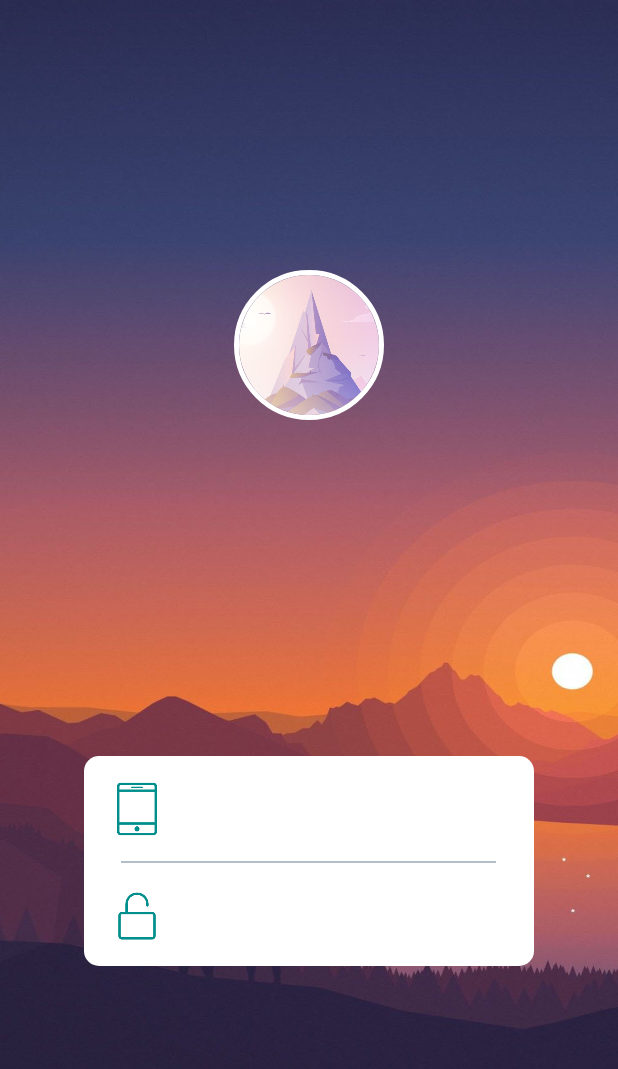
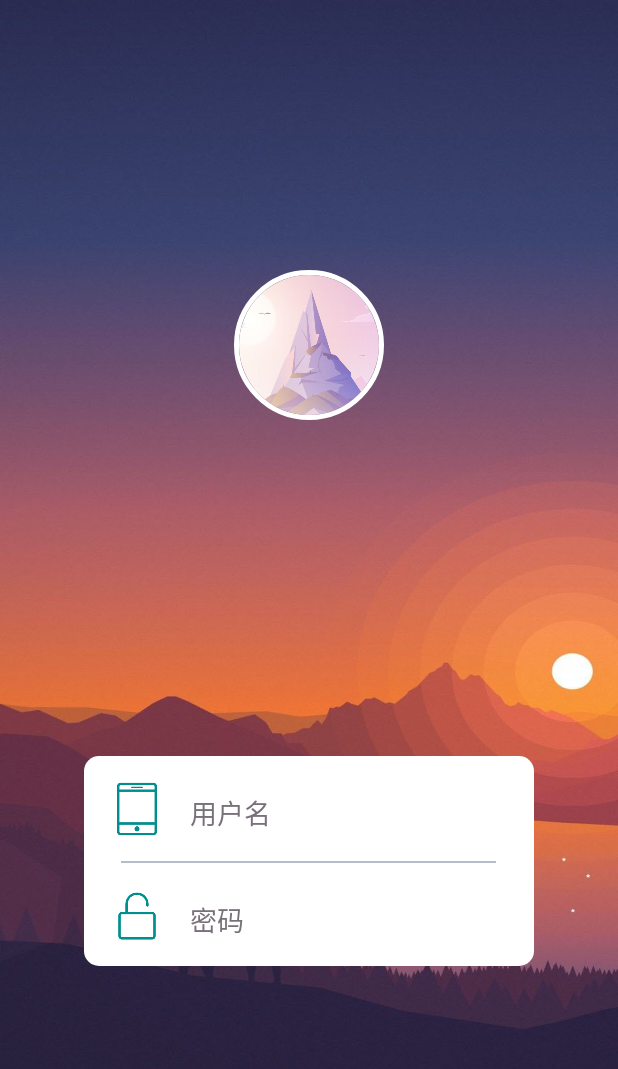
Before and after one commit to char65535/ZhiShang, an Android app: the screen it shows after launch (LoginPage), on a phone screen of 412 x 824 dp. Shown: the top 1069 px of the screen. Run offline under Robolectric (Android 15) with nearby library versions, the phone set to English and light mode, and no system bars; our stand-ins replace CircleImageView; 1 statement that could not run was skipped.

Commit message:
优化用户名和密码控件

```diff
--- a/app/src/main/res/layout/activity_login_page.xml
+++ b/app/src/main/res/layout/activity_login_page.xml
@@ -42,15 +42,11 @@
 
             <EditText
                 android:id="@+id/username"
-                android:layout_width="match_parent"
-                android:layout_height="40dp"
                 android:layout_marginVertical="15dp"
-                android:layout_marginRight="20dp"
-                android:ems="10"
-                android:hint="用户名"
-                android:inputType="textPersonName"
+                android:hint="@string/username"
                 android:background="@null"
-                android:textColor="#B4BEC9" />
+                style="@style/editTextStyle"
+                android:inputType="textPersonName" />
         </LinearLayout>
 
         <View
@@ -73,18 +69,13 @@
 
             <EditText
                 android:id="@+id/pwd"
-                android:layout_width="match_parent"
-                android:layout_height="40dp"
                 android:layout_marginVertical="15dp"
-                android:layout_marginRight="20dp"
-                android:ems="10"
-                android:hint="用户名"
+                style="@style/editTextStyle"
+                android:background="@null"
                 android:inputType="textPassword"
-                android:background="@null"
-                android:textColor="#B4BEC9" />
+                android:hint="@string/pwd" />
         </LinearLayout>
 
     </LinearLayout>
 
-
 </RelativeLayout>
--- a/app/src/main/res/values/strings.xml
+++ b/app/src/main/res/values/strings.xml
@@ -1,3 +1,6 @@
 <resources>
     <string name="app_name">ZhiShang</string>
+    <string name="register">注册</string>
+    <string name="username">用户名</string>
+    <string name="pwd">密码</string>
 </resources>
--- a/app/src/main/res/values/themes.xml
+++ b/app/src/main/res/values/themes.xml
@@ -13,4 +13,12 @@
         <item name="android:statusBarColor">?attr/colorPrimaryVariant</item>
         <!-- Customize your theme here. -->
     </style>
+    <style name="editTextStyle">
+        <item name="android:layout_width">match_parent</item>
+        <item name="android:layout_height">45dp</item>
+        <item name="android:layout_marginRight">20dp</item>
+        <item name="android:ems">10</item>
+        <item name="android:textColor">#4B4952</item>
+        <item name="android:textColorHint">#79717A</item>
+    </style>
 </resources>
```
